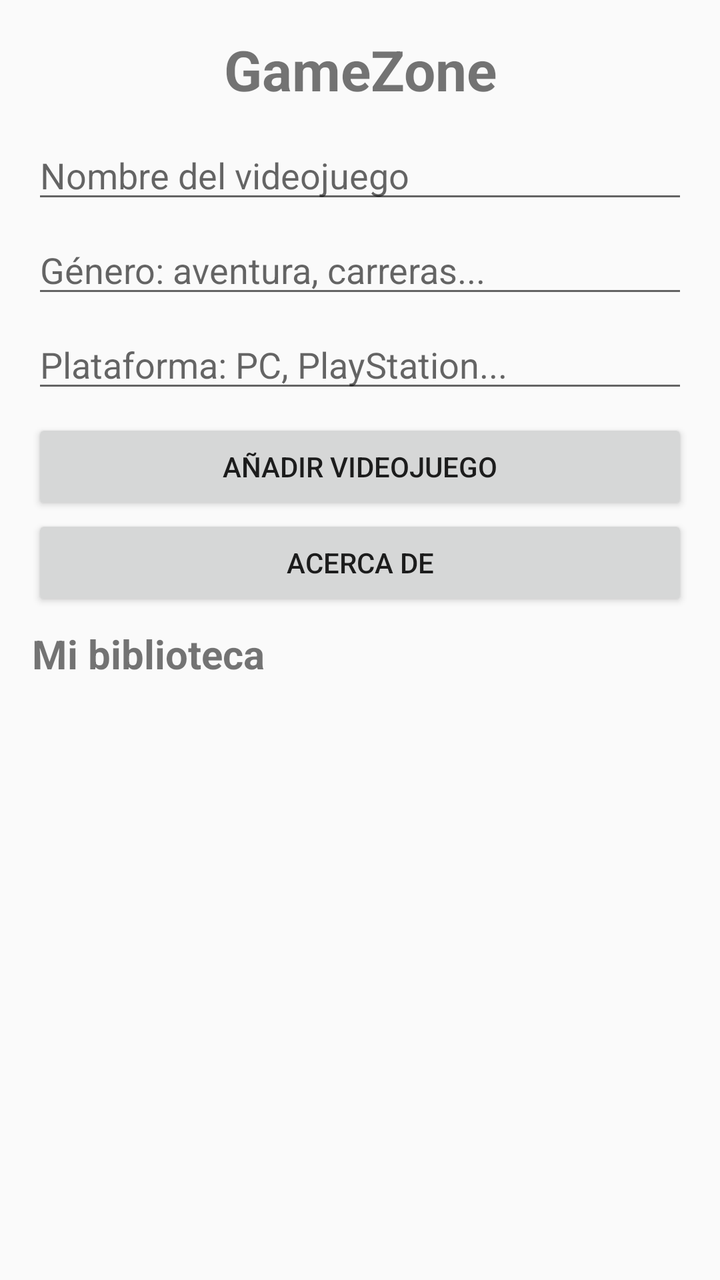
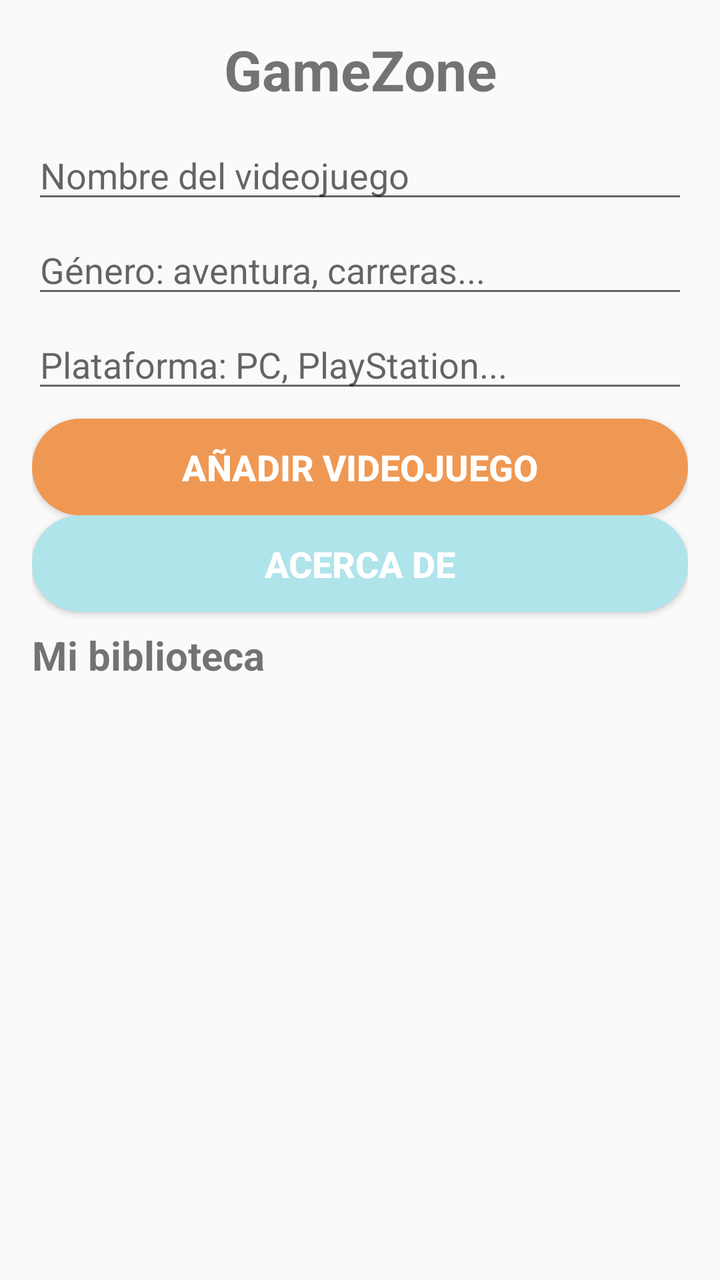

Compare the two renders of this Android layout. The source of the first and the diff that turns it into the second are given below.
<!-- AndroidManifest.xml: application theme Theme.ZonaJuegos -->
<!-- res/layout/activity_main.xml -->
<?xml version="1.0" encoding="utf-8"?>
<LinearLayout
    xmlns:android="http://schemas.android.com/apk/res/android"
    android:layout_width="match_parent"
    android:layout_height="match_parent"
    android:orientation="vertical"
    android:padding="16dp">

    <TextView
        android:id="@+id/tvTituloPrincipal"
        android:layout_width="match_parent"
        android:layout_height="wrap_content"
        android:text="GameZone"
        android:textSize="28sp"
        android:textStyle="bold"
        android:gravity="center"
        android:layout_marginBottom="12dp" />

    <EditText
        android:id="@+id/etTitulo"
        android:layout_width="match_parent"
        android:layout_height="wrap_content"
        android:hint="Nombre del videojuego"
        android:inputType="textCapWords"
        android:maxLines="1"
        android:layout_marginBottom="6dp" />

    <EditText
        android:id="@+id/etGenero"
        android:layout_width="match_parent"
        android:layout_height="wrap_content"
        android:hint="Género: aventura, carreras..."
        android:inputType="textCapWords"
        android:maxLines="1"
        android:layout_marginBottom="6dp" />

    <EditText
        android:id="@+id/etPlataforma"
        android:layout_width="match_parent"
        android:layout_height="wrap_content"
        android:hint="Plataforma: PC, PlayStation..."
        android:inputType="textCapWords"
        android:maxLines="1"
        android:layout_marginBottom="8dp" />

    <Button
        android:id="@+id/btnAgregar"
        android:layout_width="match_parent"
        android:layout_height="wrap_content"
        android:text="Añadir videojuego" />

    <Button
        android:id="@+id/btnAcercaDe"
        android:layout_width="match_parent"
        android:layout_height="wrap_content"
        android:text="Acerca de" />

    <TextView
        android:layout_width="match_parent"
        android:layout_height="wrap_content"
        android:text="Mi biblioteca"
        android:textSize="20sp"
        android:textStyle="bold"
        android:layout_marginTop="8dp"
        android:layout_marginBottom="4dp" />

    <androidx.recyclerview.widget.RecyclerView
        android:id="@+id/rvVideojuegos"
        android:layout_width="match_parent"
        android:layout_height="0dp"
        android:layout_weight="1" />

</LinearLayout>
<!-- resources referenced by this layout -->
<resources>
  <style name="Theme.ZonaJuegos" parent="Theme.AppCompat.Light.NoActionBar">
      </style>
</resources>

<!-- the commit's change to res/layout/activity_main.xml (unified diff, before → after) -->
@@ -47,13 +47,23 @@
         android:id="@+id/btnAgregar"
         android:layout_width="match_parent"
         android:layout_height="wrap_content"
-        android:text="Añadir videojuego" />
+        android:text="Añadir videojuego"
+        android:background="@drawable/boton_aniadir"
+        android:textColor="#FFFFFF"
+        android:textStyle="bold"
+        android:textSize="18sp"
+        android:padding="12dp"/>
 
     <Button
         android:id="@+id/btnAcercaDe"
         android:layout_width="match_parent"
         android:layout_height="wrap_content"
-        android:text="Acerca de" />
+        android:text="Acerca de"
+        android:background="@drawable/boton_acerca_de"
+        android:textColor="#FFFFFF"
+        android:textStyle="bold"
+        android:textSize="18sp"
+        android:padding="12dp"/>
 
     <TextView
         android:layout_width="match_parent"
<!-- resource entries referenced after the edit -->
@@ -1,5 +1,25 @@
 <!-- resources referenced by this layout -->
 <resources>
+  <!-- drawable boton_acerca_de (drawable) -->
+  <?xml version="1.0" encoding="utf-8"?>
+  <shape xmlns:android="http://schemas.android.com/apk/res/android"
+      android:shape="rectangle">
+  
+      <solid android:color="#afe4ea" />
+  
+      <corners android:radius="24dp" />
+  
+  </shape>
+  <!-- drawable boton_aniadir (drawable) -->
+  <?xml version="1.0" encoding="utf-8"?>
+  <shape xmlns:android="http://schemas.android.com/apk/res/android"
+      android:shape="rectangle">
+  
+      <solid android:color="#ef9853" />
+  
+      <corners android:radius="24dp" />
+  
+  </shape>
   <style name="Theme.ZonaJuegos" parent="Theme.AppCompat.Light.NoActionBar">
       </style>
 </resources>
